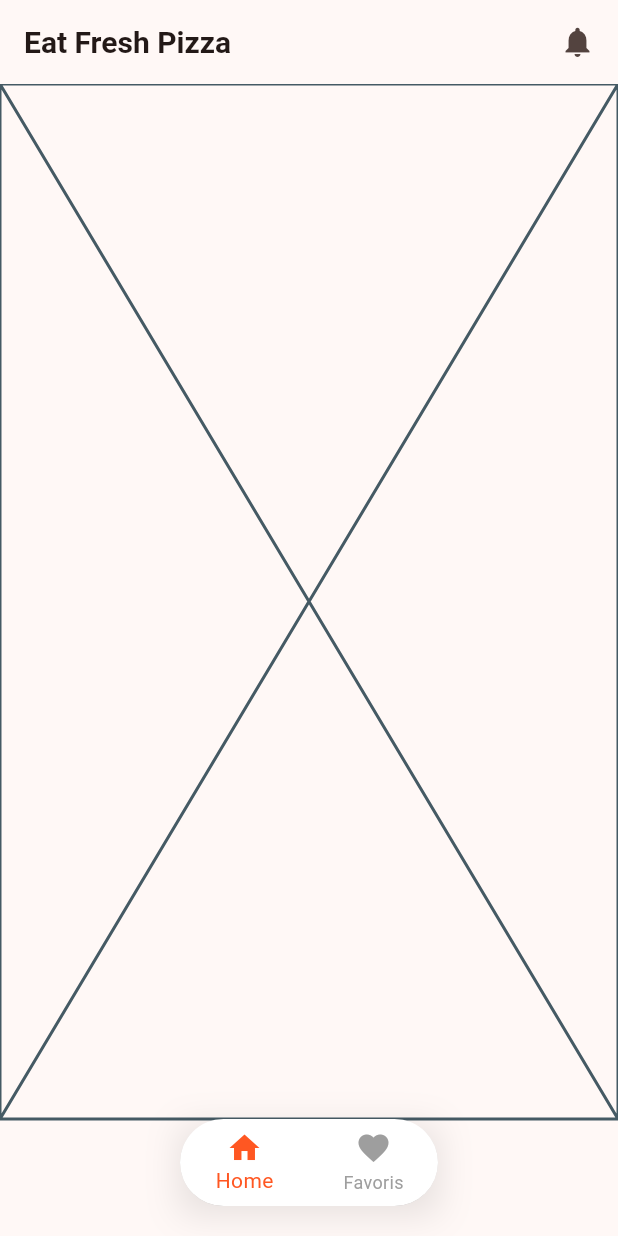
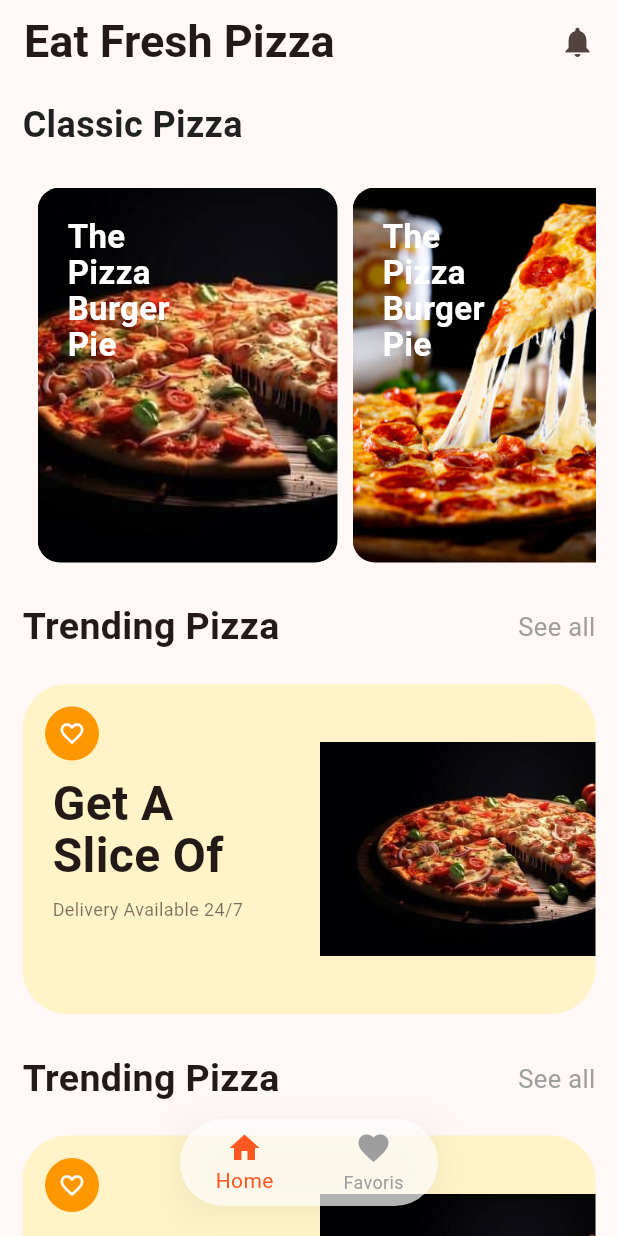
Before and after one commit to e-mandy/food_delivery_mobile_app, a Flutter app: the screen it shows after launch, on a phone screen of 412 x 824 dp. Run offline on Flutter 3.47's test engine with Material 3 defaults, Android fonts, the phone set to English and light mode, and no system bars; drawn by our look-alikes of flutter_animate; our stand-ins replace flutter_riverpod.

Commit message:
Finalisation du widget caroussel et de la derniere section de la page Home

```diff
--- a/food_delivery_mobile_app/lib/Home/components/list_pizza.dart
+++ b/food_delivery_mobile_app/lib/Home/components/list_pizza.dart
@@ -0,0 +1,81 @@
+import 'package:flutter/material.dart';
+import 'package:flutter_animate/flutter_animate.dart';
+
+List<String> images = [
+  "lib/images/1.jpeg",
+  "lib/images/2.jpeg",
+  "lib/images/3.jpeg",
+  "lib/images/4.jpeg",
+];
+
+class ListPizza extends StatelessWidget {
+  const ListPizza({super.key}); // Nettoyage du constructeur
+
+  @override
+  Widget build(BuildContext context) {
+    return SizedBox(
+      height: 250,
+      child: ListView(
+        scrollDirection: Axis.horizontal,
+        padding: const EdgeInsets.symmetric(horizontal: 10),
+        children: [
+          // On passe l'image correspondante à chaque widget
+          Padding(
+            padding: const EdgeInsets.only(right: 10),
+            child: PizzaImage(imagePath: images[0]),
+          ),
+          Padding(
+            padding: const EdgeInsets.only(right: 15),
+            child: PizzaImage(imagePath: images[1]),
+          ),
+          Padding(
+            padding: const EdgeInsets.only(right: 15),
+            child: PizzaImage(imagePath: images[2]),
+          ),
+          Padding(
+            padding: const EdgeInsets.only(right: 15),
+            child: PizzaImage(imagePath: images[3]),
+          ),
+        ],
+      ),
+    );
+  }
+}
+
+class PizzaImage extends StatelessWidget {
+  // 1. On déclare la variable qui va recevoir le chemin de l'image
+  final String imagePath;
+
+  // 2. On l'ajoute au constructeur (obligatoire)
+  const PizzaImage({super.key, required this.imagePath});
+
+  @override
+  Widget build(BuildContext context) {
+    return Stack(
+      children: [
+        ClipRRect(
+          borderRadius: BorderRadius.circular(15),
+          child: Image.asset(
+            imagePath,
+            width: 200,
+            height: 250, // Ajusté pour rentrer dans le SizedBox de 250
+            fit: BoxFit.cover,
+          ),
+        ),
+        Positioned(
+          top: 20,
+          left: 20,
+          child: Text(
+            "The\nPizza\nBurger\nPie",
+            style: const TextStyle(
+              color: Colors.white,
+              fontSize: 22,
+              fontWeight: FontWeight.bold,
+              height: 1.1, // Resserre un peu les lignes du texte
+            ),
+          ).animate().fade().scaleXY(delay: 900.ms),
+        ),
+      ],
+    );
+  }
+}
--- /dev/null
+++ b/food_delivery_mobile_app/lib/Home/components/sections.dart
@@ -0,0 +1,91 @@
+import 'package:flutter/material.dart';
+
+class Sections extends StatelessWidget {
+  const Sections({super.key});
+
+  @override
+  Widget build(BuildContext context) {
+    return Column(
+      children: [
+        // Ta ligne de titre
+        Row(
+          mainAxisAlignment: MainAxisAlignment.spaceBetween,
+          children: const [
+            Text("Trending Pizza", style: TextStyle(fontSize: 25, fontWeight: FontWeight.bold)),
+            Text("See all", style: TextStyle(fontSize: 17, color: Colors.grey)),
+          ],
+        ),
+
+        const SizedBox(height: 20),
+
+        Stack(
+          clipBehavior: Clip.none, // Permet à la barre de dépasser légèrement si besoin
+          alignment: Alignment.center,
+          children: [
+            // 1. Le fond Jaune
+            Container(
+              height: 220,
+              width: double.infinity,
+              decoration: BoxDecoration(
+                color: const Color(0xFFFFF3C7), // Jaune pâle comme l'image
+                borderRadius: BorderRadius.circular(30),
+              ),
+            ),
+
+            // Le contenu (Texte + Pizza)
+            Positioned.fill(
+              child: ClipRRect(
+                borderRadius: BorderRadius.circular(30),
+                child: Row(
+                  children: [
+                    // Texte à gauche
+                    Expanded(
+                      flex: 3,
+                      child: Padding(
+                        padding: const EdgeInsets.all(20.0),
+                        child: Column(
+                          crossAxisAlignment: CrossAxisAlignment.start,
+                          mainAxisAlignment: MainAxisAlignment.center,
+                          children: const [
+                            Text("Get A\nSlice Of",
+                              style: TextStyle(fontSize: 32, fontWeight: FontWeight.bold, height: 1.1)),
+                            SizedBox(height: 10),
+                            Text("Delivery Available 24/7",
+                              style: TextStyle(fontSize: 12, color: Colors.black54)),
+                          ],
+                        ),
+                      ),
+                    ),
+                    // Image de pizza à droite
+                    Expanded(
+                      flex: 2,
+                      child: Transform.scale(
+                        scale: 1.4, // Pour faire sortir la pizza du cadre
+                        child: Image.asset(
+                          "lib/images/1.jpeg",
+                          fit: BoxFit.contain,
+                        ),
+                      ),
+                    ),
+                  ],
+                ),
+              ),
+            ),
+
+
+            // Le coeur en haut
+            Positioned(
+              top: 15,
+              left: 15,
+              child: CircleAvatar(
+                backgroundColor: Colors.orange,
+                radius: 18,
+                child: const Icon(Icons.favorite_border, color: Colors.white, size: 18),
+              ),
+            ),
+          ],
+        ),
+      ],
+    );
+  }
+}
--- a/food_delivery_mobile_app/lib/Home/home.dart
+++ b/food_delivery_mobile_app/lib/Home/home.dart
@@ -14,7 +14,7 @@ class Home extends ConsumerWidget {
 
     return Scaffold(
       appBar: AppBar(
-        title: const Text("Eat Fresh Pizza" , style: TextStyle(fontSize: 20, fontWeight: FontWeight.w600,)),
+        title: const Text("Eat Fresh Pizza" , style: TextStyle(fontSize: 30, fontWeight: FontWeight.bold,)),
         actions: const [
           Icon(Icons.notifications, shadows: [Shadow(color: Colors.black12)],),
           SizedBox(width: 15), // Un petit espace pour ne pas coller au bord
@@ -24,35 +24,14 @@ class Home extends ConsumerWidget {
 
 
       extendBody: true,
-      body: SafeArea(
-        child: IndexedStack(
+        body: IndexedStack(
           index: ref.watch(indexRef),
           children: [
             HomeContainer(),
             Favoris()
           ],
-        )
+        ),
 
-      ),
-
-      // bottomNavigationBar: Padding(
-      //   padding: const EdgeInsets.all(8.0),
-      //   child: BottomNavigationBar(
-      //     type: BottomNavigationBarType.fixed,
-      //     selectedItemColor: iconColor,
-      //     unselectedItemColor: Colors.grey,
-      //     currentIndex: currentIndex,
-      //     onTap: (click) {
-      //       ref.read(indexRef.notifier).state = click;
-      //     },
-      //     items: [
-      //       BottomNavigationBarItem(icon: Icon(Icons.home), label: "Home"),
-      //       // BottomNavigationBarItem(icon: Icon(Icons.search), label: "Search"),
-      //       BottomNavigationBarItem(icon: Icon(Icons.favorite), label: "Favoris"),
-      //       // BottomNavigationBarItem(icon: Icon(Icons.person), label: "Profil"),
-      //     ],
-      //   ),
-      // ),
 
 
       bottomNavigationBar: Padding(
@@ -61,7 +40,7 @@ class Home extends ConsumerWidget {
           decoration: BoxDecoration(
             boxShadow: [
               BoxShadow(
-                color: Colors.black.withOpacity(0.1),
+                color: Colors.black.withOpacity(0.05),
                 blurRadius: 20,
                 offset: const Offset(0, 5),
               ),
@@ -71,7 +50,8 @@ class Home extends ConsumerWidget {
             borderRadius: BorderRadius.circular(30), // On arrondit fortement les coins
             child: BottomNavigationBar(
               type: BottomNavigationBarType.fixed,
-              backgroundColor: Colors.white, // Obligatoire pour voir l'effet
+              backgroundColor: Colors.white.withOpacity(0.7), // Obligatoire pour voir l'effet
+              elevation: 0,
               selectedItemColor: Colors.deepOrange,
               currentIndex: currentIndex,
               unselectedItemColor: Colors.grey,
--- a/food_delivery_mobile_app/lib/Home/home_container.dart
+++ b/food_delivery_mobile_app/lib/Home/home_container.dart
@@ -1,10 +1,39 @@
 import 'package:flutter/material.dart';
+import 'package:food_delivery_mobile_app/Home/components/list_pizza.dart';
+import 'package:food_delivery_mobile_app/Home/components/sections.dart';
 
 class HomeContainer extends StatelessWidget {
   const HomeContainer({super.key});
 
   @override
   Widget build(BuildContext context) {
-    return const Placeholder();
+    const space = SizedBox(height: 25);
+
+    return SingleChildScrollView( // Permet de scroller toute la page si besoin
+      child: Padding(
+        padding: const EdgeInsets.symmetric(horizontal: 15.0, vertical: 10.0),
+        child: Column(
+          crossAxisAlignment: CrossAxisAlignment.start,
+          children: [
+            const Text(
+              "Classic Pizza",
+              style: TextStyle(
+                fontSize: 24,
+                fontWeight: FontWeight.bold,
+                color: Colors.black87,
+              ),
+            ),
+            space,
+            const ListPizza(),
+            space,
+            const Sections(),
+            space,
+            const Sections(),
+            space,
+            const Sections(),
+          ],
+        ),
+      ),
+    );
   }
 }
--- a/food_delivery_mobile_app/lib/Landing/list_pizza.dart
+++ /dev/null
@@ -1,69 +0,0 @@
-import 'package:flutter/material.dart';
-import 'package:flutter_animate/flutter_animate.dart';
-
-class ListPizza extends StatelessWidget {
-  const ListPizza({super.key});
-
-  @override
-  Widget build(BuildContext context) {
-    return SizedBox(
-      height: 250,
-      child: ListView(
-        scrollDirection: Axis.horizontal,
-
-        padding: const EdgeInsets.symmetric(
-          horizontal: 3 ,
-        ), // Espace au début et à la fin
-        children: const [
-          Padding(
-            padding: EdgeInsets.only(right: 10), // Espace entre les pizzas
-            child: PizzaImage(),
-          ),
-
-          Padding(padding: EdgeInsets.only(right: 15), child: PizzaImage()),
-
-          Padding(padding: EdgeInsets.only(right: 15), child: PizzaImage()),
-
-          Padding(padding: EdgeInsets.only(right: 15), child: PizzaImage()),
-        ],
-      ),
-    );
-  }
-}
-
-class PizzaImage extends StatelessWidget {
-  const PizzaImage({super.key});
-
-  @override
-  Widget build(BuildContext context) {
-    return Stack(
-      children: [
-        ClipRRect(
-          borderRadius: BorderRadius.circular(15), // On coupe les angles ici
-          child: Image.network(
-            "https://encrypted-tbn0.gstatic.com/images?q=tbn:ANd9GcRCe-SVDeyWFY7GnZ-C2D4lvLY8pCGartPo5UU5OqxEFoV7xH603sBihLoJVrfq6CiVNppx_pyNVAolgusuSVY204sA5lNBjddYUU8_zg&s",
-            width: 200,
-            height: 400,
-            fit: BoxFit.cover, // Remplit tout le carré sans déformer
-          ),
-        ),
-
-        Positioned(
-          top: 20,
-          left: 20,
-          child: Text(
-            "\tThe \n Pizza \n Burger \n Pie",
-            style: TextStyle(
-              color: Colors.white,
-              fontSize: 25,
-
-            ),
-
-          ).animate()
-           .fade()
-           .scaleXY(delay: 900.ms),
-        ),
-      ],
-    );
-  }
-}
```
Also changed, not shown: food_delivery_mobile_app/pubspec.yaml (+5 -3 lines), food_delivery_mobile_app/lib/images/1.jpeg (added), food_delivery_mobile_app/lib/images/2.jpeg (added), food_delivery_mobile_app/lib/images/3.jpeg (added), food_delivery_mobile_app/lib/images/4.jpeg (added).
